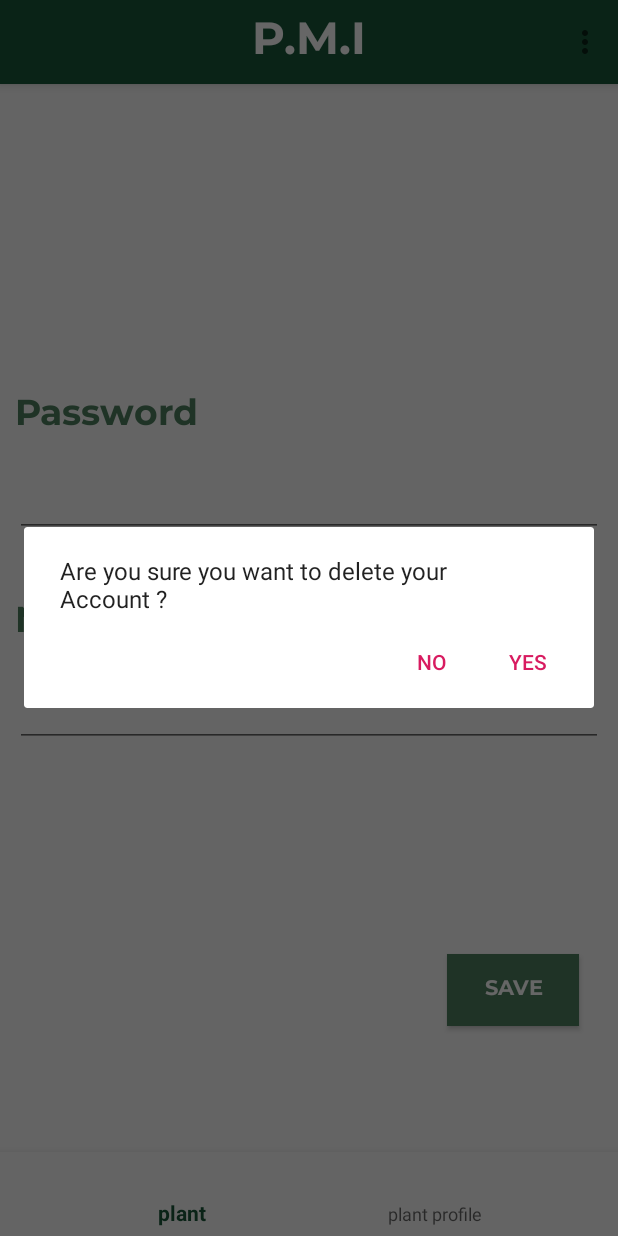
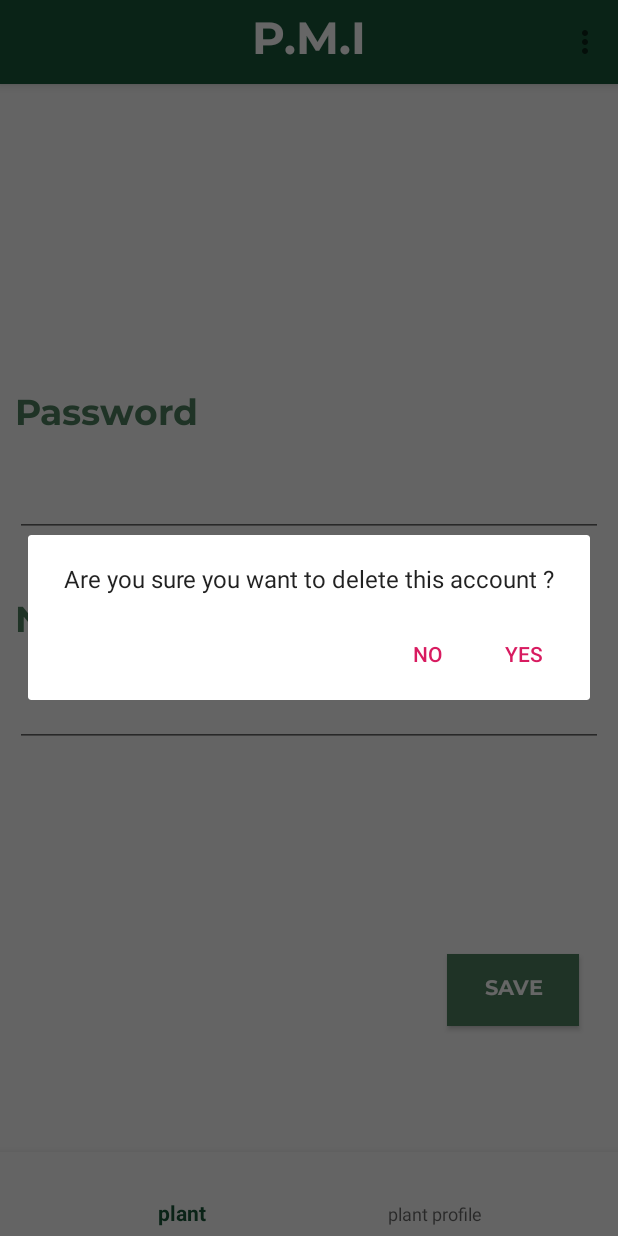
Before and after one commit to JVergo/SEP4Android, an Android app: the fragment ChangePassword placed in its activity, in the options menu, after a tap on "Delete account", on a phone screen of 412 x 824 dp. Run offline under Robolectric (Android 15) with nearby library versions, the phone set to English and light mode, and no system bars; our stand-ins replace navigation-ui; 1 statement that could not run was skipped.

Commit message:
updating recyclerview when create, edit and delete, log out and delete account

```diff
--- a/app/src/main/AndroidManifest.xml
+++ b/app/src/main/AndroidManifest.xml
@@ -12,7 +12,7 @@
         android:supportsRtl="true"
         android:theme="@style/AppTheme">
         <activity android:name=".MainActivity" />
-        <activity android:name=".LogInActivity" />
+        <activity android:name=".ui.LogInActivity" />
 
         <meta-data
             android:name="com.google.android.actions"
@@ -22,7 +22,7 @@
             android:resource="@array/preloaded_fonts" />
 
         <activity
-            android:name=".SignUpActivity"
+            android:name=".ui.SignUpActivity"
             android:label="@string/app_name">
             <intent-filter>
                 <action android:name="android.intent.action.MAIN" />
--- a/app/src/main/java/com/example/sep4android/Adapter/PlantAdapter.java
+++ b/app/src/main/java/com/example/sep4android/Adapter/PlantAdapter.java
@@ -1,5 +1,6 @@
 package com.example.sep4android.Adapter;
 
+import android.content.res.ColorStateList;
 import android.graphics.Color;
 import android.view.LayoutInflater;
 import android.view.View;
@@ -42,6 +43,7 @@ public class PlantAdapter extends RecyclerView.Adapter<PlantAdapter.ViewHolder>
         viewHolder.humidityData.setText("" + mPlants.get(position).getLastHumidityMeasurement().getMeasurementValue());
         viewHolder.lightData.setText("" + mPlants.get(position).getLastLightMeasurement().getMeasurementValue());
         viewHolder.co2Data.setText("" + mPlants.get(position).getLastCO2Measurement().getMeasurementValue());
+
 
         SetMinMax(tempMin, tempMax, mPlants.get(position).getProfile().getTemperatureBoundaries());
         SetMinMax(coMin, coMax, mPlants.get(position).getProfile().getCo2Boundaries());
@@ -101,6 +103,25 @@ public class PlantAdapter extends RecyclerView.Adapter<PlantAdapter.ViewHolder>
             humidityData = itemView.findViewById(R.id.tv_humiditydata);
             lightData = itemView.findViewById(R.id.tv_lightdata);
 
+
+            TextView tempCur = itemView.findViewById(R.id.tv_tempCurrent);
+            TextView humidityCur = itemView.findViewById(R.id.tv_humidityCurrent);
+            TextView lightCur = itemView.findViewById(R.id.tv_lightCurrent);
+            TextView coCur = itemView.findViewById(R.id.tv_co2Current);
+/*
+            if (tempCur.getTextColors() == ColorStateList.valueOf(Color.parseColor("#B34F4B"))){
+                temperatureData.setTextColor(Color.parseColor("#B34F4B"));
+            }
+            if (humidityCur.getTextColors() == ColorStateList.valueOf(Color.parseColor("#B34F4B"))){
+                temperatureData.setTextColor(Color.parseColor("#B34F4B"));
+            } if (lightCur.getTextColors() == ColorStateList.valueOf(Color.parseColor("#B34F4B"))){
+                temperatureData.setTextColor(Color.parseColor("#B34F4B"));
+            } if (coCur.getTextColors() == ColorStateList.valueOf(Color.parseColor("#B34F4B"))){
+                temperatureData.setTextColor(Color.parseColor("#B34F4B"));
+            }*/
+
+
+
             this.onPlantListener = onplantListener;
 
             itemView.setOnClickListener(this);
--- a/app/src/main/java/com/example/sep4android/RDS/ServiceGenerator.java
+++ b/app/src/main/java/com/example/sep4android/RDS/ServiceGenerator.java
@@ -6,7 +6,7 @@ import retrofit2.converter.gson.GsonConverterFactory;
 public class ServiceGenerator {
 
     private static Retrofit.Builder retrofitBuilder = new Retrofit.Builder()
-            .baseUrl("http://10.152.210.89:8080/pmi/api/")
+            .baseUrl("http://10.152.218.3:8080/pmi/api/")
             .addConverterFactory(GsonConverterFactory.create());
 
     private static Retrofit retrofit = retrofitBuilder.build();
--- a/app/src/main/java/com/example/sep4android/RDS/UserApi.java
+++ b/app/src/main/java/com/example/sep4android/RDS/UserApi.java
@@ -41,4 +41,15 @@ public interface UserApi {
 
     @POST("login")
     Call<Boolean> Login(@Body User user);
+
+    @PUT("users/{email}")
+    Call<User> updateUser( @Path("email") String email ,@Body User user);
+
+    @DELETE("users/{email}")
+    Call<RequestBody> deleteAccount(@Path("email") String email);
+
+    @GET("plants/{plantID)")
+    Call<Plant> getPlantByIdWithWeekAvg(@Path("plantID") int plantID);
+
+
 }
--- a/app/src/main/java/com/example/sep4android/ViewModel/ChangePasswordViewModel.java
+++ b/app/src/main/java/com/example/sep4android/ViewModel/ChangePasswordViewModel.java
@@ -1,7 +1,15 @@
 package com.example.sep4android.ViewModel;
 
+import androidx.lifecycle.LiveData;
 import androidx.lifecycle.ViewModel;
+
+import com.example.sep4android.Model.User;
+import com.example.sep4android.RDS.UserRepository;
 
 public class ChangePasswordViewModel extends ViewModel {
     // TODO: Implement the ViewModel
+
+    public LiveData<User> getUser(){
+        return UserRepository.getInstance().getUser();
+    }
 }
--- a/app/src/main/java/com/example/sep4android/ui/ChangePassword.java
+++ b/app/src/main/java/com/example/sep4android/ui/ChangePassword.java
@@ -1,23 +1,34 @@
 package com.example.sep4android.ui;
 
-import androidx.lifecycle.ViewModelProviders;
-
 import android.os.Bundle;
+import android.util.Log;
+import android.view.LayoutInflater;
+import android.view.View;
+import android.view.ViewGroup;
+import android.widget.Button;
+import android.widget.EditText;
+import android.widget.Toast;
 
 import androidx.annotation.NonNull;
 import androidx.annotation.Nullable;
 import androidx.fragment.app.Fragment;
+import androidx.lifecycle.ViewModelProviders;
 
-import android.view.LayoutInflater;
-import android.view.View;
-import android.view.ViewGroup;
-
+import com.example.sep4android.Model.User;
 import com.example.sep4android.R;
+import com.example.sep4android.RDS.UserRepository;
 import com.example.sep4android.ViewModel.ChangePasswordViewModel;
 
 public class ChangePassword extends Fragment {
 
     private ChangePasswordViewModel mViewModel;
+
+    private Button saveBtn;
+    private EditText oldPass, newPass;
+    String email;
+    private User user;
+
+    private View root;
 
     public static ChangePassword newInstance() {
         return new ChangePassword();
@@ -26,14 +37,45 @@ public class ChangePassword extends Fragment {
     @Override
     public View onCreateView(@NonNull LayoutInflater inflater, @Nullable ViewGroup container,
                              @Nullable Bundle savedInstanceState) {
-        return inflater.inflate(R.layout.fragment_change_password, container, false);
+        root = inflater.inflate(R.layout.fragment_change_password, container, false);
+        saveBtn = root.findViewById(R.id.buttonSavePass);
+        newPass = root.findViewById(R.id.editText_password);
+        oldPass = root.findViewById(R.id.neweditText_password);
+
+
+        return root;
     }
 
-    @Override
-    public void onActivityCreated(@Nullable Bundle savedInstanceState) {
-        super.onActivityCreated(savedInstanceState);
+    public void onViewCreated(View view, Bundle savedInstanceState){
+
         mViewModel = ViewModelProviders.of(this).get(ChangePasswordViewModel.class);
-        // TODO: Use the ViewModel
+        if(UserRepository.getInstance().getUser() == null) {
+            email = UserRepository.getInstance().getUserEmail();
+            UserRepository.getInstance().getUserFromApi(email);
+        }
+        mViewModel.getUser().observe(getActivity(), user1 -> {
+            user = user1;
+        });
+        saveBtn.setOnClickListener(v -> save());
+    }
+
+
+
+    public void save(){
+        // if (!(oldPass.getText().toString().equals( user.getPassword()))) {
+
+        // Toast.makeText(getContext(), "Your password is wrong", Toast.LENGTH_LONG).show();
+        //Log.i("Daniela","password wrong");
+        //}
+        // else{
+        //user.setEmail(email);
+        user.setPassword(newPass.getText().toString());
+        UserRepository.getInstance().updateUser(user);
+
+        Toast.makeText(getContext(),"Your password is changed now!",Toast.LENGTH_LONG).show();
+        Log.i("daniela","password change");
+        //}
+
     }
 
 }
--- a/app/src/main/java/com/example/sep4android/LogInActivity.java
+++ b/app/src/main/java/com/example/sep4android/ui/LogInActivity.java
@@ -1,4 +1,4 @@
-package com.example.sep4android;
+package com.example.sep4android.ui;
 
 import androidx.appcompat.app.AppCompatActivity;
 
@@ -7,8 +7,10 @@ import android.os.Bundle;
 import android.view.View;
 import android.widget.Button;
 import android.widget.EditText;
+import android.widget.Toast;
 
 import com.example.sep4android.Model.User;
+import com.example.sep4android.R;
 import com.example.sep4android.RDS.UserRepository;
 
 public class LogInActivity extends AppCompatActivity {
@@ -28,6 +30,7 @@ public class LogInActivity extends AppCompatActivity {
         pass = findViewById(R.id.editText_password);
 
         login.setOnClickListener(view -> {
+
             User logUser = new User(email.getText().toString(), pass.getText().toString());
             //verify API
             UserRepository.getInstance().loginReques(logUser, getBaseContext());
@@ -36,6 +39,7 @@ public class LogInActivity extends AppCompatActivity {
         signup.setOnClickListener(new View.OnClickListener() {
             @Override
             public void onClick(View view) {
+
                 Intent myIntent = new Intent(getBaseContext(),  SignUpActivity.class);
                 startActivity(myIntent);
             }
--- a/app/src/main/java/com/example/sep4android/MainActivity.java
+++ b/app/src/main/java/com/example/sep4android/ui/MainActivity.java
@@ -17,7 +17,10 @@ import androidx.fragment.app.FragmentManager;
 import androidx.fragment.app.FragmentTransaction;
 import androidx.navigation.ui.AppBarConfiguration;
 
+import com.example.sep4android.RDS.UserRepository;
 import com.example.sep4android.ui.ChangePassword;
+import com.example.sep4android.ui.LogInActivity;
+import com.example.sep4android.ui.SignUpActivity;
 import com.example.sep4android.ui.plant.PlantFragment;
 import com.example.sep4android.ui.plantProfile.PlantProfileFragment;
 import com.google.android.material.bottomnavigation.BottomNavigationView;
@@ -115,10 +118,9 @@ public class MainActivity extends AppCompatActivity {
                 @Override
                 public void onClick(DialogInterface dialogInterface, int i) {
 
-                    //TODO:logout
-
                     Intent myIntent = new Intent(getBaseContext(),   LogInActivity.class);
                     startActivity(myIntent);
+                    finish();
                 }
 
             }).setNegativeButton("No", new DialogInterface.OnClickListener() {
@@ -133,12 +135,14 @@ public class MainActivity extends AppCompatActivity {
         }
         if (id == R.id.deleteAccount){
             builder = new AlertDialog.Builder(this);
-            builder.setMessage("Are you sure you want to delete your Account ?");
+            builder.setMessage("Are you sure you want to delete this account ?");
             builder.setCancelable(false);
             builder.setPositiveButton("Yes", new DialogInterface.OnClickListener() {
                 @Override
                 public void onClick(DialogInterface dialogInterface, int i) {
                     //delete api
+
+                    UserRepository.getInstance().deleteUser(UserRepository.getInstance().getUserEmail());
 
                     Intent myIntent = new Intent(getBaseContext(),   SignUpActivity.class);
                     startActivity(myIntent);
--- a/app/src/main/java/com/example/sep4android/NotificationActivity.java
+++ b/app/src/main/java/com/example/sep4android/ui/NotificationActivity.java
@@ -1,4 +1,4 @@
-package com.example.sep4android;
+package com.example.sep4android.ui;
 
 import android.app.Activity;
 import android.os.Bundle;
--- a/app/src/main/java/com/example/sep4android/ui/plant/CreatePlant.java
+++ b/app/src/main/java/com/example/sep4android/ui/plant/CreatePlant.java
@@ -12,6 +12,8 @@ import android.widget.Spinner;
 import androidx.annotation.NonNull;
 import androidx.annotation.Nullable;
 import androidx.fragment.app.Fragment;
+import androidx.fragment.app.FragmentManager;
+import androidx.fragment.app.FragmentTransaction;
 import androidx.lifecycle.ViewModelProviders;
 
 import com.example.sep4android.Model.Plant;
@@ -24,6 +26,7 @@ import com.example.sep4android.RDS.PlantReponsitory;
 import com.example.sep4android.RDS.UserRepository;
 import com.example.sep4android.ViewModel.CreatePlantViewModel;
 import com.example.sep4android.ViewModel.PlantProfileViewModel;
+import com.example.sep4android.ui.plantProfile.PlantProfileFragment;
 
 import org.json.JSONArray;
 import org.json.JSONObject;
@@ -81,6 +84,12 @@ public class CreatePlant extends Fragment {
         temp.setDeviceId(sensor.getText().toString());
 
         PlantReponsitory.getInstance().createPlant(temp);
+        PlantReponsitory.getInstance().UpdatePalnts(UserRepository.getInstance().getUserEmail());
+
+        FragmentManager fm = getFragmentManager();
+        FragmentTransaction fragmentTransaction = fm.beginTransaction();
+        fragmentTransaction.replace(R.id.frameLayout, new PlantFragment());
+        fragmentTransaction.commit();
     }
 
 
--- a/app/src/main/java/com/example/sep4android/ui/plant/PlantFragment.java
+++ b/app/src/main/java/com/example/sep4android/ui/plant/PlantFragment.java
@@ -60,6 +60,7 @@ public class PlantFragment extends Fragment implements PlantAdapter.OnPlantListe
             for (int i = 0; i < plantList.size(); i++) {
                 plants.add(plantList.getPlant(i));
 
+
             }
             mPlantAdapter.notifyDataSetChanged();
         });
--- a/app/src/main/java/com/example/sep4android/ui/plantProfile/PlantProfileFragment.java
+++ b/app/src/main/java/com/example/sep4android/ui/plantProfile/PlantProfileFragment.java
@@ -15,7 +15,6 @@ import androidx.recyclerview.widget.LinearLayoutManager;
 import androidx.recyclerview.widget.RecyclerView;
 
 import com.example.sep4android.Adapter.ProfileAdapter;
-import com.example.sep4android.MainActivity;
 import com.example.sep4android.Model.PlantProfile;
 import com.example.sep4android.R;
 import com.example.sep4android.RDS.PlantProfileReponsitory;
--- a/app/src/main/java/com/example/sep4android/ui/plantProfile/ProfileDetails.java
+++ b/app/src/main/java/com/example/sep4android/ui/plantProfile/ProfileDetails.java
@@ -89,6 +89,8 @@ public class ProfileDetails extends Fragment {
             builder.setPositiveButton("Yes", (dialogInterface, i) -> {
                 //delete api
                 PlantProfileReponsitory.getInstance().deleteProfile(curProfile.getId());
+                PlantProfileReponsitory.getInstance().UpdateProfiles(UserRepository.getInstance().getUserEmail());
+
                 FragmentManager fm = getFragmentManager();
                 FragmentTransaction fragmentTransaction = fm.beginTransaction();
                 fragmentTransaction.replace(R.id.frameLayout, new PlantProfileFragment());
--- a/app/src/main/res/menu/menu_main.xml
+++ b/app/src/main/res/menu/menu_main.xml
@@ -1,7 +1,7 @@
 <menu xmlns:android="http://schemas.android.com/apk/res/android"
     xmlns:app="http://schemas.android.com/apk/res-auto"
     xmlns:tools="http://schemas.android.com/tools"
-    tools:context="com.example.sep4android.MainActivity">
+    tools:context="com.example.sep4android.ui.MainActivity">
     <item
         android:id="@+id/action_settings"
         android:orderInCategory="100"
```
Also changed, not shown: app/src/main/java/com/example/sep4android/RDS/UserRepository.java (+78 -3 lines), app/src/main/java/com/example/sep4android/ui/SignUpActivity.java (renamed from app/src/main/java/com/example/sep4android/SignUpActivity.java, +8 -4 lines), app/src/main/java/com/example/sep4android/ui/plant/PlantDetails.java (+4 -7 lines), app/src/main/java/com/example/sep4android/ui/plantProfile/EditPlantProfile.java (+10 -0 lines), app/src/main/java/com/example/sep4android/ui/plantProfile/createPlantProfile.java (+8 -0 lines), 1 other file.
